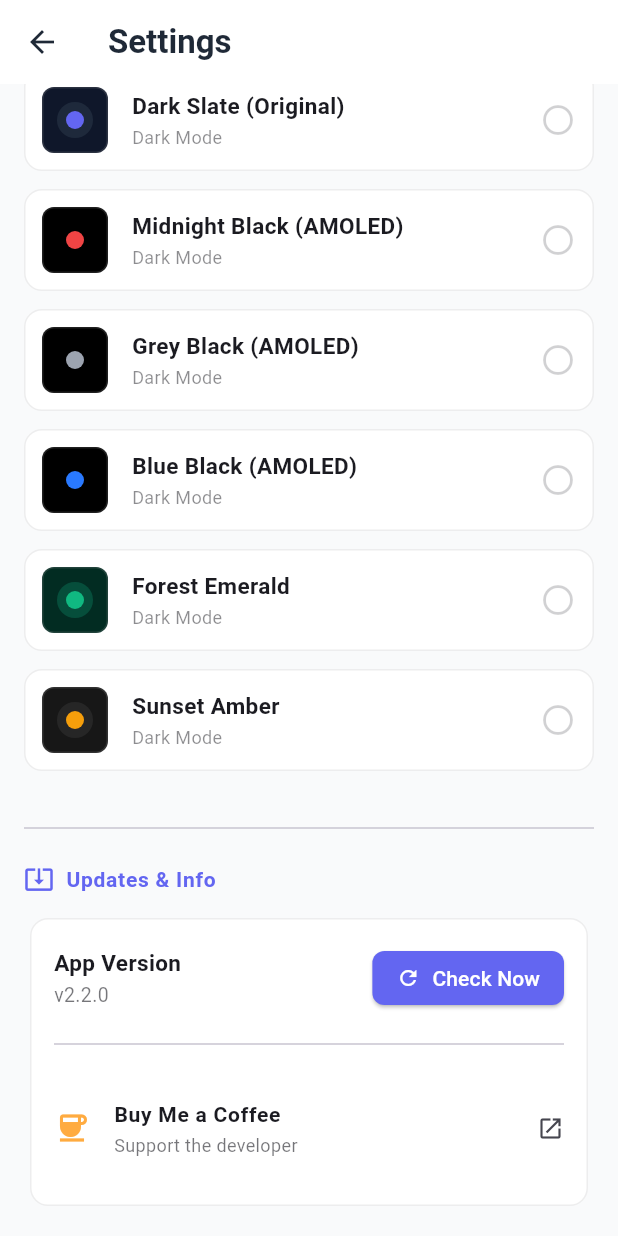
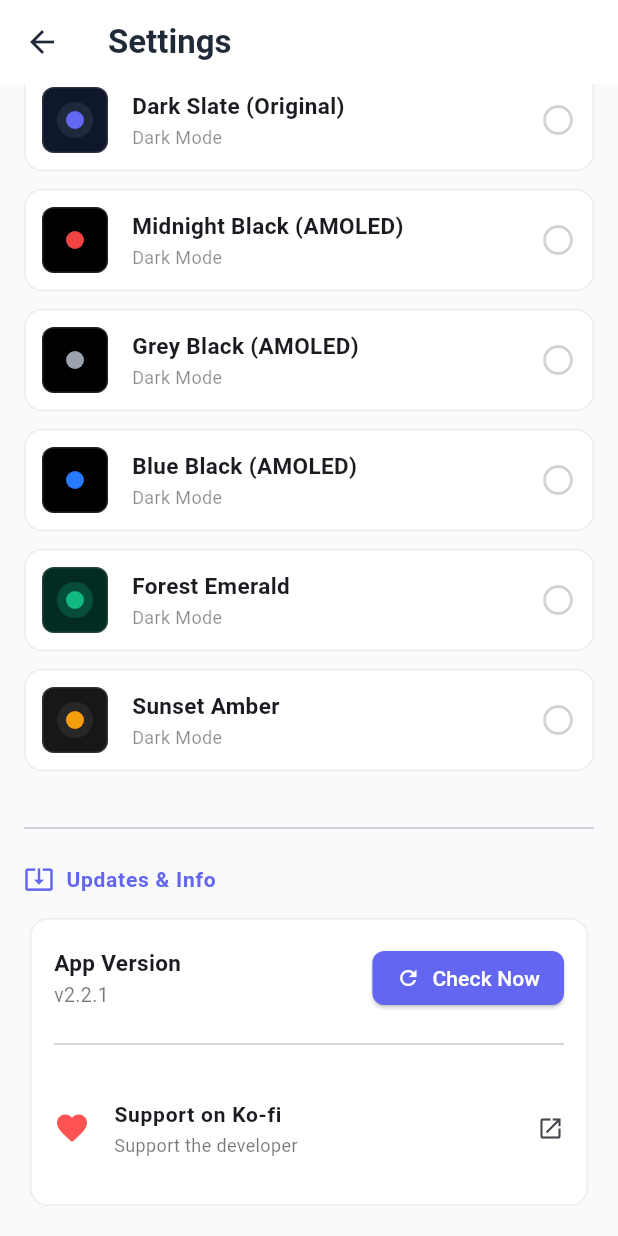
Before and after one commit to thorfin09/zenith, a Flutter app: the SettingsView screen opened directly with empty values, scrolled down 140 dp, on a phone screen of 412 x 824 dp. Run offline on Flutter 3.47's test engine with Material 3 defaults, Android fonts, the phone set to English and light mode, and no system bars; our stand-ins replace flutter_dotenv, flutter_local_notifications, google_sign_in, shared_preferences; missing offline and left inert: ota_update; accounts and stored records are empty.

Commit message:
feat(mobile): change support link to ko-fi and bump version to v2.2.1

```diff
--- a/apps/flutter/lib/views/settings_view.dart
+++ b/apps/flutter/lib/views/settings_view.dart
@@ -7,7 +7,7 @@ import 'package:ota_update/ota_update.dart';
 class SettingsView extends StatefulWidget {
   final String themeKey;
   final Function(String) onChangeTheme;
-  final String currentVersion = '2.2.0';
+  final String currentVersion = '2.2.1';
 
   const SettingsView({
     super.key,
@@ -331,7 +331,7 @@ class _SettingsViewState extends State<SettingsView> {
   }
 
   void _launchCoffeeUrl() async {
-    final uri = Uri.parse('https://buymeacoffee.com/zenithapp');
+    final uri = Uri.parse('https://ko-fi.com/thorfin09');
     try {
       await launchUrl(uri, mode: LaunchMode.externalApplication);
     } catch (e) {
@@ -599,9 +599,9 @@ class _SettingsViewState extends State<SettingsView> {
                   const SizedBox(height: 12),
                   ListTile(
                     contentPadding: EdgeInsets.zero,
-                    leading: const Icon(Icons.coffee, color: Colors.orangeAccent),
+                    leading: const Icon(Icons.favorite, color: Colors.redAccent),
                     title: const Text(
-                      'Buy Me a Coffee',
+                      'Support on Ko-fi',
                       style: TextStyle(fontWeight: FontWeight.bold, fontSize: 14),
                     ),
                     subtitle: Text(
--- a/apps/flutter/lib/views/todo_view.dart
+++ b/apps/flutter/lib/views/todo_view.dart
@@ -191,7 +191,7 @@ class _TodoViewState extends State<TodoView> {
         final releaseName = data['name'] ?? latestTag;
         final htmlUrl = data['html_url'] as String;
         final notes = data['body'] ?? 'No release notes provided.';
-        const currentVersion = '2.2.0';
+        const currentVersion = '2.2.1';
 
         if (_isNewerVersion(currentVersion, latestTag)) {
           // Find the APK file asset if available
--- a/apps/flutter/pubspec.yaml
+++ b/apps/flutter/pubspec.yaml
@@ -1,6 +1,6 @@
 name: zenith
 description: Zenith Daily Task & Goal Planner mobile client.
-version: 2.2.0+1
+version: 2.2.1+1
 
 publish_to: 'none'
 
```
